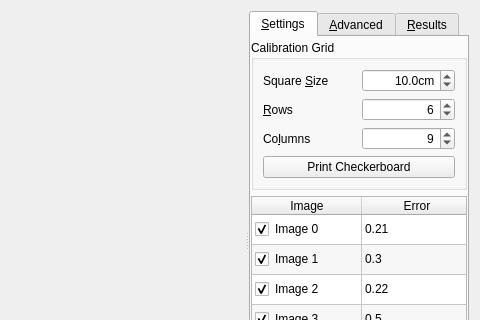
Qt form app/src/tools/gui/CalibrateCameraToolWidget.ui (dysonltd-zz/gts) before a commit; both pictures show x 160 to 640 and y 0 to 320 of the 640 by 480 pixel window.
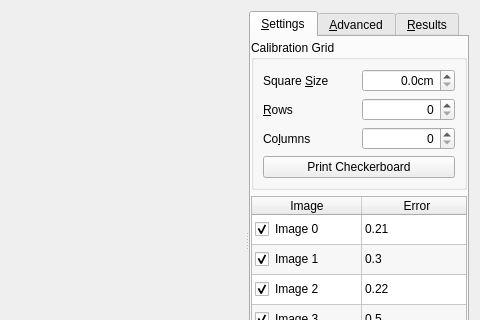
The same form after that commit. Custom widgets are drawn as their Qt base class.

What changed in the file:
```diff
--- a/app/src/tools/gui/CalibrateCameraToolWidget.ui
+++ b/app/src/tools/gui/CalibrateCameraToolWidget.ui
@@ -143,13 +143,10 @@
                     <set>Qt::AlignRight|Qt::AlignTrailing|Qt::AlignVCenter</set>
                    </property>
                    <property name="minimum">
-                    <number>3</number>
+                    <number>0</number>
                    </property>
                    <property name="maximum">
-                    <number>999</number>
-                   </property>
-                   <property name="value">
-                    <number>6</number>
+                    <number>99</number>
                    </property>
                   </widget>
                  </item>
@@ -169,13 +166,10 @@
                     <set>Qt::AlignRight|Qt::AlignTrailing|Qt::AlignVCenter</set>
                    </property>
                    <property name="minimum">
-                    <number>3</number>
+                    <number>0</number>
                    </property>
                    <property name="maximum">
-                    <number>999</number>
-                   </property>
-                   <property name="value">
-                    <number>9</number>
+                    <number>99</number>
                    </property>
                   </widget>
                  </item>
@@ -201,14 +195,11 @@
                     <number>1</number>
                    </property>
                    <property name="minimum">
-                    <double>0.100000000000000</double>
+                    <double>0.000000000000000</double>
                    </property>
                    <property name="singleStep">
                     <double>0.100000000000000</double>
                    </property>
-                   <property name="value">
-                    <double>10.000000000000000</double>
-                   </property>
                   </widget>
                  </item>
                 </layout>
```
